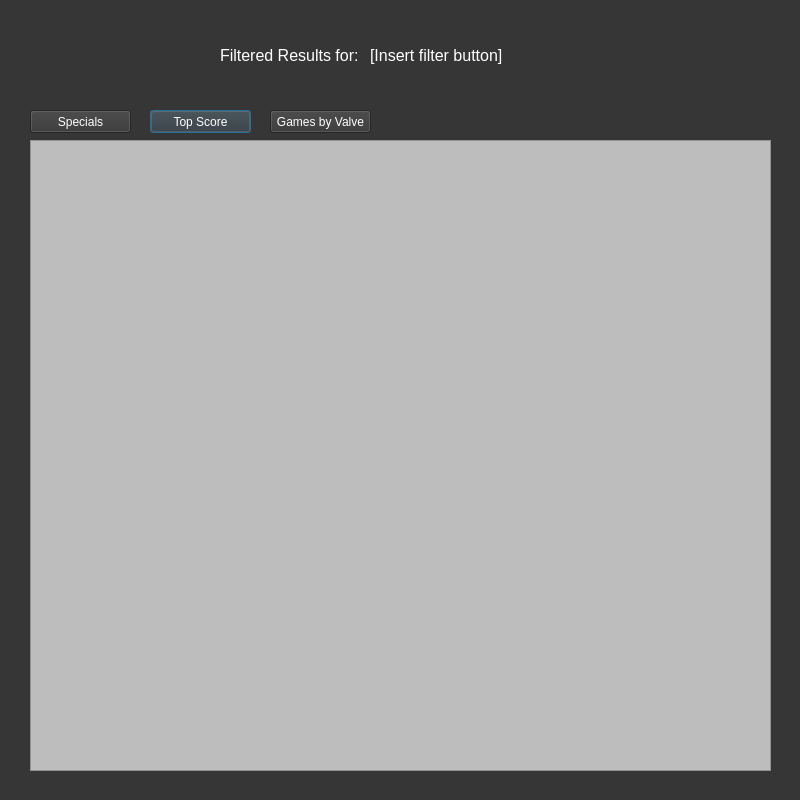
Before: the Qt Designer form UI files/filteredSearch.ui in DataChefBoyardee/Database-Design-FP, drawn with Qt 5.
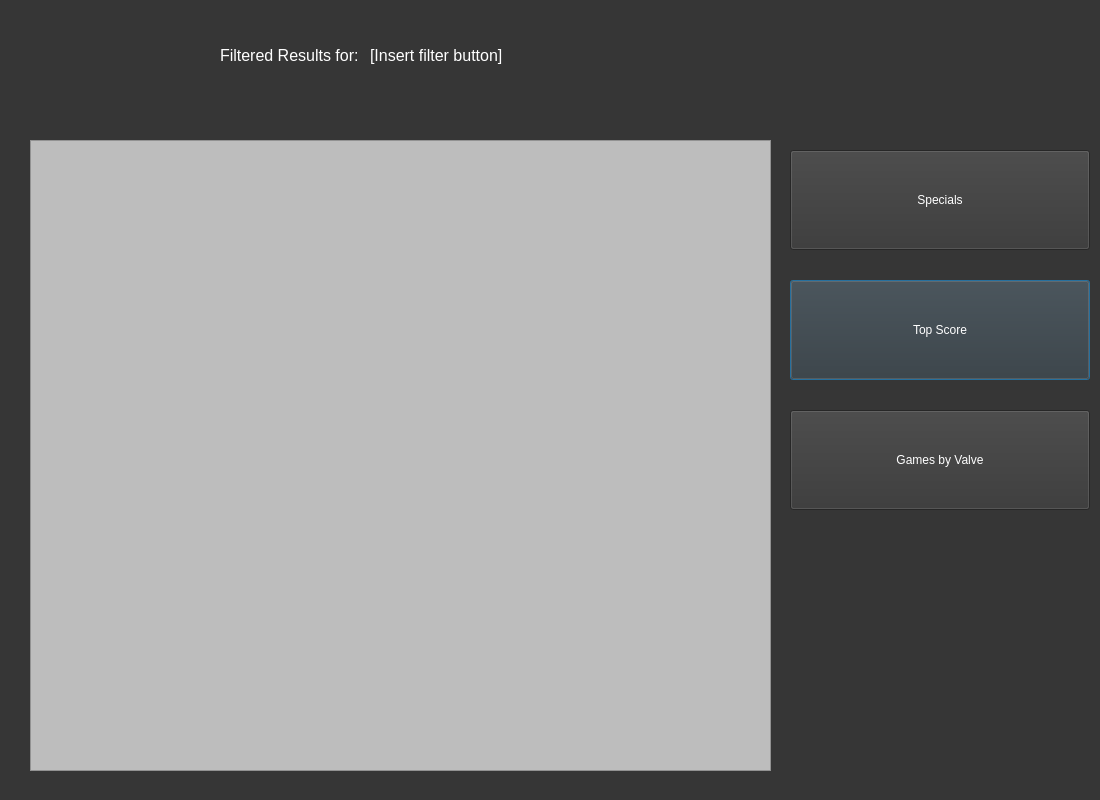
After: the same form once the commit is applied.

Commit message: Made changes to filteredSearch, updated main as well

```diff
--- a/UI files/filteredSearch.ui
+++ b/UI files/filteredSearch.ui
@@ -6,7 +6,7 @@
    <rect>
     <x>0</x>
     <y>0</y>
-    <width>800</width>
+    <width>1100</width>
     <height>800</height>
    </rect>
   </property>
@@ -74,10 +74,10 @@
   <widget class="QPushButton" name="score">
    <property name="geometry">
     <rect>
-     <x>150</x>
-     <y>110</y>
-     <width>101</width>
-     <height>23</height>
+     <x>790</x>
+     <y>280</y>
+     <width>300</width>
+     <height>100</height>
     </rect>
    </property>
    <property name="styleSheet">
@@ -90,10 +90,10 @@
   <widget class="QPushButton" name="specials">
    <property name="geometry">
     <rect>
-     <x>30</x>
-     <y>110</y>
-     <width>101</width>
-     <height>23</height>
+     <x>790</x>
+     <y>150</y>
+     <width>300</width>
+     <height>100</height>
     </rect>
    </property>
    <property name="styleSheet">
@@ -106,10 +106,10 @@
   <widget class="QPushButton" name="valveFilter">
    <property name="geometry">
     <rect>
-     <x>270</x>
-     <y>110</y>
-     <width>101</width>
-     <height>23</height>
+     <x>790</x>
+     <y>410</y>
+     <width>300</width>
+     <height>100</height>
     </rect>
    </property>
    <property name="styleSheet">
```
Left out of the diff: 2 changed lines with no effect on the pictures. The commit also changes 2 other files.
